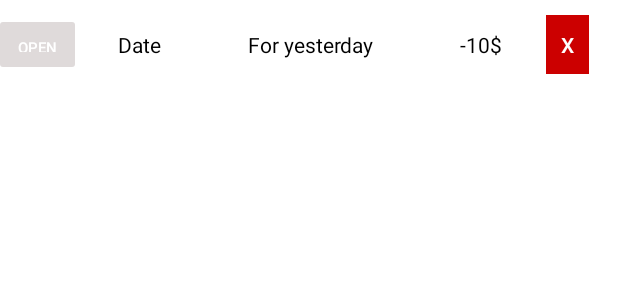
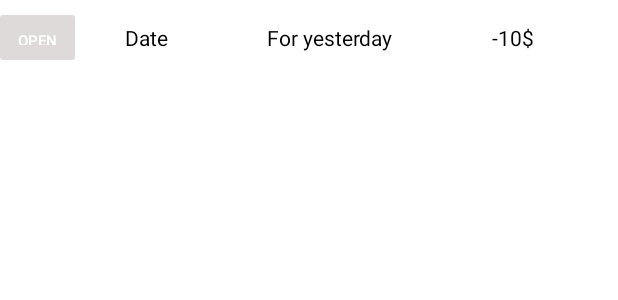
Before and after one commit to tristangh/FIR, an Android app: the layout row.xml on its own in the app's theme, with its tools: preview values and no code run, on a phone screen of 412 x 824 dp. Shown: the top 300 px of the screen. Run offline under Robolectric (Android 15) with nearby library versions, the phone set to English and light mode, and no system bars.

Commit message:
Recycler update

```diff
--- a/app/src/main/res/layout/row.xml
+++ b/app/src/main/res/layout/row.xml
@@ -49,17 +49,6 @@
             android:gravity="center"
             android:text="-10$" />
 
-        <Button
-            android:id="@+id/deleteButton"
-            android:layout_width="wrap_content"
-            android:layout_height="wrap_content"
-            android:autoSizeTextType="uniform"
-            android:autoText="true"
-            android:background="@android:color/holo_red_dark"
-            android:contextClickable="true"
-            android:text="X"
-            android:textAlignment="gravity" />
-
     </LinearLayout>
 
 </androidx.constraintlayout.widget.ConstraintLayout>
```
